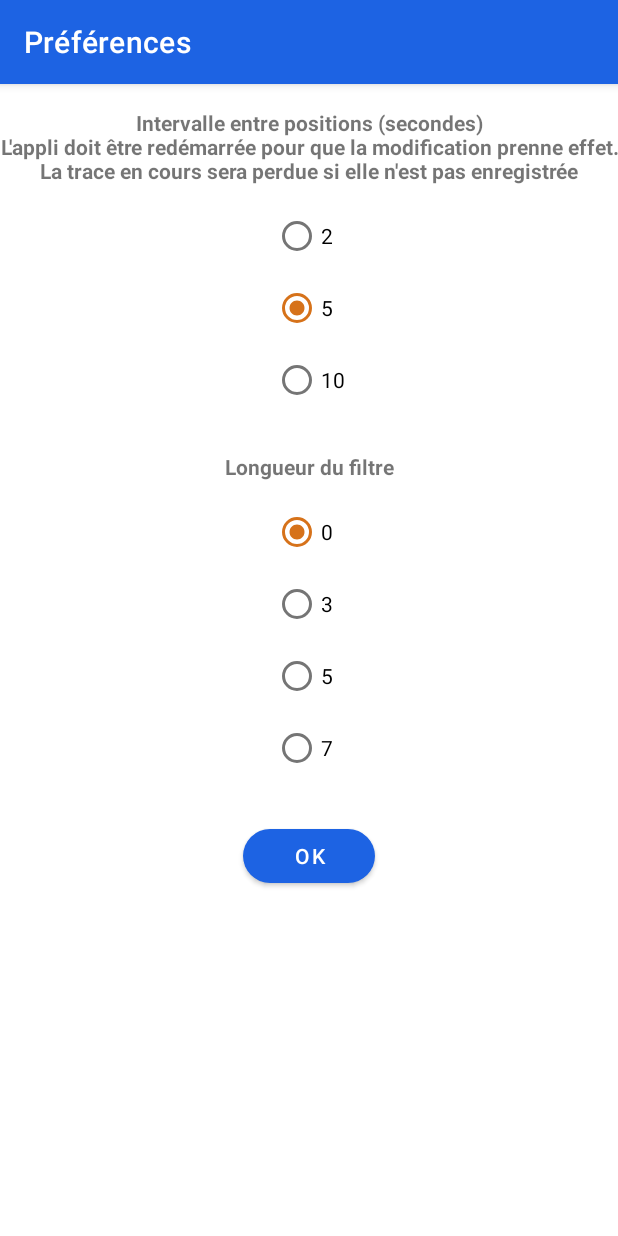
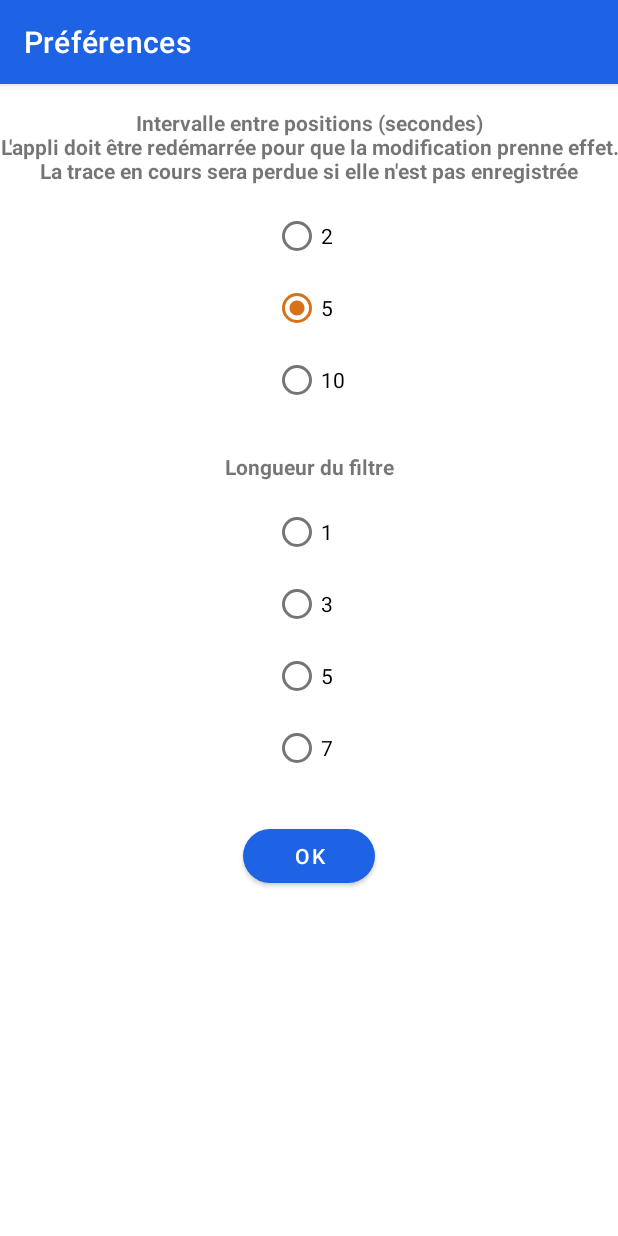
Before and after one commit to patafiole/MesChemins, an Android app: the screen it shows after launch (KParameters), in the options menu, after a tap on "Préférences", on a phone screen of 412 x 824 dp. Run offline under Robolectric (Android 15) with nearby library versions, the phone set to English and light mode, and no system bars; our stand-ins replace navigation-ui.

Commit message:
avant mise en place filtrage

```diff
--- a/app/src/main/java/fr/cjpapps/meschemins/MainActivity.java
+++ b/app/src/main/java/fr/cjpapps/meschemins/MainActivity.java
@@ -69,10 +69,10 @@ du système (Doze) et ceux des fabricants (économie d'énergie.
 //    private AppBarConfiguration appBarConfiguration;
 //    private ActivityMainBinding binding;
 
-/* TODO     - passer à 5 secondes ; plus tard mettre choix 2, 5 et 10
-            - moyenner sur 3, 5 ou sept points
+/* TODO     - moyenner sur 3, 5 ou sept points
             - trakseg quand pause
             - mettre au propre DateTime dans ModelLocation
+            - prendre en compte géoïde
             - détection perte GPS ? pour quoi faire ?
             - position pendant veille testé seulement pour 8 sur A3 et 10 sur Huawei P20.
             - tracé sur carte
--- a/app/src/main/res/layout-land/content_kparameters.xml
+++ b/app/src/main/res/layout-land/content_kparameters.xml
@@ -79,25 +79,25 @@
             app:layout_constraintStart_toEndOf="@id/groupfreq"
             app:layout_constraintTop_toBottomOf="@id/choixfiltre" >
             <RadioButton
-                android:id="@+id/iphi"
+                android:id="@+id/z1"
                 android:layout_width="wrap_content"
                 android:layout_height="wrap_content"
-                android:text="0"
+                android:text="1"
                 />
             <RadioButton
-                android:id="@+id/vranger"
+                android:id="@+id/z3"
                 android:layout_width="wrap_content"
                 android:layout_height="wrap_content"
                 android:text="3"
                 />
             <RadioButton
-                android:id="@+id/mtrails"
+                android:id="@+id/z5"
                 android:layout_width="wrap_content"
                 android:layout_height="wrap_content"
                 android:text="5"
                 />
             <RadioButton
-                android:id="@+id/orux"
+                android:id="@+id/z7"
                 android:layout_width="wrap_content"
                 android:layout_height="wrap_content"
                 android:text="7"
--- a/app/src/main/res/layout/content_kparameters.xml
+++ b/app/src/main/res/layout/content_kparameters.xml
@@ -79,10 +79,10 @@
             app:layout_constraintStart_toStartOf="parent"
             app:layout_constraintTop_toBottomOf="@id/choixfiltre" >
             <RadioButton
-                android:id="@+id/z0"
+                android:id="@+id/z1"
                 android:layout_width="wrap_content"
                 android:layout_height="wrap_content"
-                android:text="0"
+                android:text="1"
                 />
             <RadioButton
                 android:id="@+id/z3"
```
Also changed, not shown: app/src/main/java/fr/cjpapps/meschemins/KParameters.kt (+4 -4 lines), app/src/main/java/fr/cjpapps/meschemins/MyLocation.java (added, +30 -0 lines).
